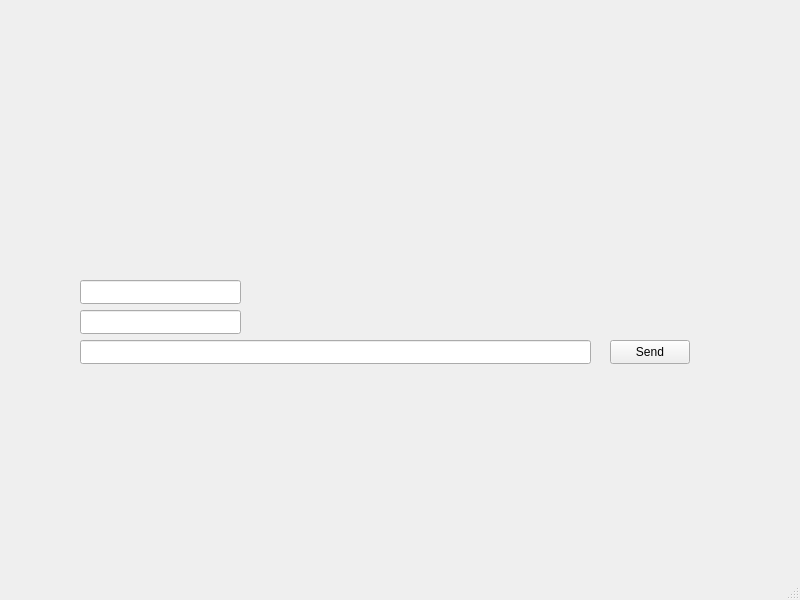
amorra1/vaulttalk, file mainwindow.ui: the form before one commit.
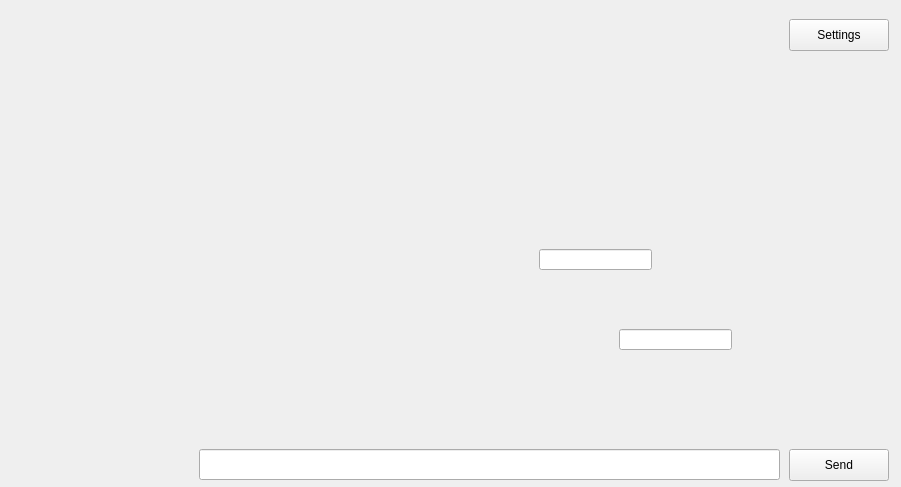
The form after the commit. The open tabs and pages were chosen to show the change.

Commit message: Adding multiple pages for login, main and settings

```diff
--- a/mainwindow.ui
+++ b/mainwindow.ui
@@ -6,69 +6,136 @@
    <rect>
     <x>0</x>
     <y>0</y>
-    <width>800</width>
-    <height>600</height>
+    <width>901</width>
+    <height>487</height>
    </rect>
   </property>
   <property name="windowTitle">
    <string>MainWindow</string>
   </property>
   <widget class="QWidget" name="centralwidget">
-   <widget class="QPushButton" name="sendButton">
+   <widget class="QStackedWidget" name="stackedWidget">
     <property name="geometry">
      <rect>
-      <x>610</x>
-      <y>340</y>
-      <width>80</width>
-      <height>24</height>
+      <x>-1</x>
+      <y>-1</y>
+      <width>901</width>
+      <height>551</height>
      </rect>
     </property>
-    <property name="text">
-     <string>Send</string>
+    <property name="currentIndex">
+     <number>2</number>
     </property>
+    <widget class="QWidget" name="loginPage">
+     <widget class="QPushButton" name="loginButton">
+      <property name="geometry">
+       <rect>
+        <x>350</x>
+        <y>290</y>
+        <width>181</width>
+        <height>61</height>
+       </rect>
+      </property>
+      <property name="text">
+       <string>Login</string>
+      </property>
+     </widget>
+     <widget class="QLineEdit" name="usernameInput">
+      <property name="geometry">
+       <rect>
+        <x>180</x>
+        <y>200</y>
+        <width>521</width>
+        <height>31</height>
+       </rect>
+      </property>
+     </widget>
+     <widget class="QLineEdit" name="passwordInput">
+      <property name="geometry">
+       <rect>
+        <x>180</x>
+        <y>120</y>
+        <width>521</width>
+        <height>31</height>
+       </rect>
+      </property>
+     </widget>
+    </widget>
+    <widget class="QWidget" name="mainPage">
+     <widget class="QLineEdit" name="receiverInput">
+      <property name="geometry">
+       <rect>
+        <x>540</x>
+        <y>250</y>
+        <width>113</width>
+        <height>21</height>
+       </rect>
+      </property>
+     </widget>
+     <widget class="QLineEdit" name="senderInput">
+      <property name="geometry">
+       <rect>
+        <x>620</x>
+        <y>330</y>
+        <width>113</width>
+        <height>21</height>
+       </rect>
+      </property>
+     </widget>
+     <widget class="QPushButton" name="sendButton">
+      <property name="geometry">
+       <rect>
+        <x>790</x>
+        <y>450</y>
+        <width>100</width>
+        <height>32</height>
+       </rect>
+      </property>
+      <property name="text">
+       <string>Send</string>
+      </property>
+     </widget>
+     <widget class="QPushButton" name="settingsButton">
+      <property name="geometry">
+       <rect>
+        <x>790</x>
+        <y>20</y>
+        <width>100</width>
+        <height>32</height>
+       </rect>
+      </property>
+      <property name="text">
+       <string>Settings</string>
+      </property>
+     </widget>
+     <widget class="QLineEdit" name="messageInput">
+      <property name="geometry">
+       <rect>
+        <x>200</x>
+        <y>450</y>
+        <width>581</width>
+        <height>31</height>
+       </rect>
+      </property>
+     </widget>
+    </widget>
+    <widget class="QWidget" name="settingsPage">
+     <widget class="QPushButton" name="homeButton">
+      <property name="geometry">
+       <rect>
+        <x>20</x>
+        <y>10</y>
+        <width>100</width>
+        <height>32</height>
+       </rect>
+      </property>
+      <property name="text">
+       <string>Back</string>
+      </property>
+     </widget>
+    </widget>
    </widget>
-   <widget class="QLineEdit" name="messageInput">
-    <property name="geometry">
-     <rect>
-      <x>80</x>
-      <y>340</y>
-      <width>511</width>
-      <height>24</height>
-     </rect>
-    </property>
-   </widget>
-   <widget class="QLineEdit" name="receiverInput">
-    <property name="geometry">
-     <rect>
-      <x>80</x>
-      <y>310</y>
-      <width>161</width>
-      <height>24</height>
-     </rect>
-    </property>
-   </widget>
-   <widget class="QLineEdit" name="senderInput">
-    <property name="geometry">
-     <rect>
-      <x>80</x>
-      <y>280</y>
-      <width>161</width>
-      <height>24</height>
-     </rect>
-    </property>
-   </widget>
   </widget>
-  <widget class="QMenuBar" name="menubar">
-   <property name="geometry">
-    <rect>
-     <x>0</x>
-     <y>0</y>
-     <width>800</width>
-     <height>21</height>
-    </rect>
-   </property>
-  </widget>
-  <widget class="QStatusBar" name="statusbar"/>
  </widget>
  <resources/>
  <connections/>
```
The commit also changes 2 other files.
